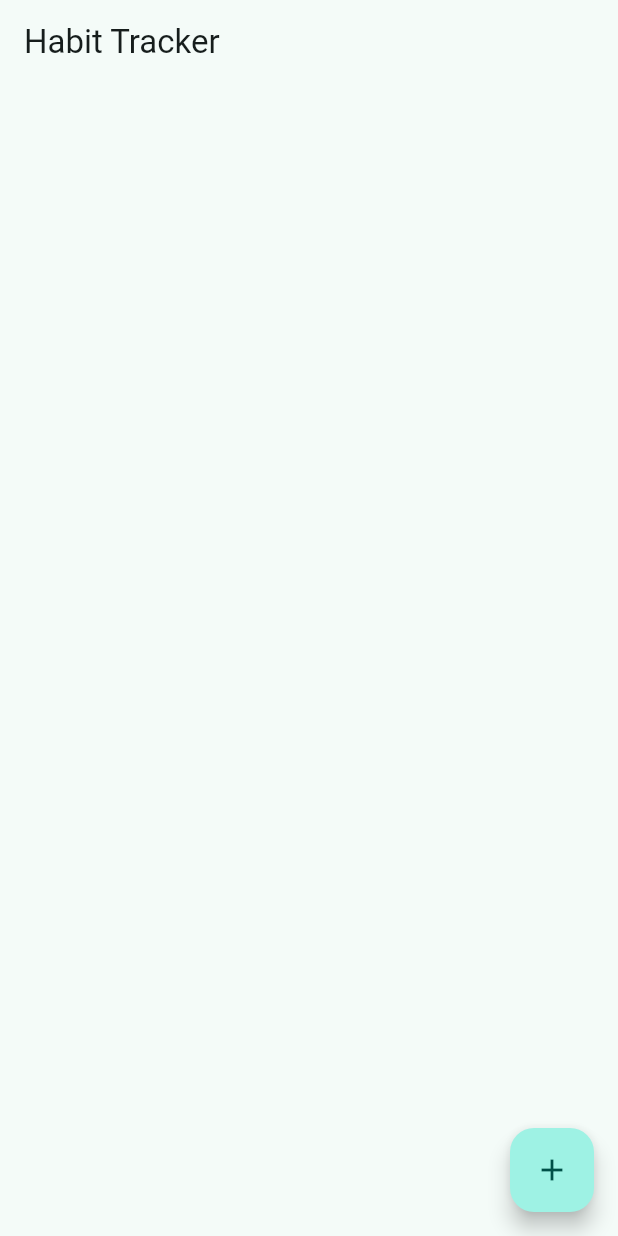
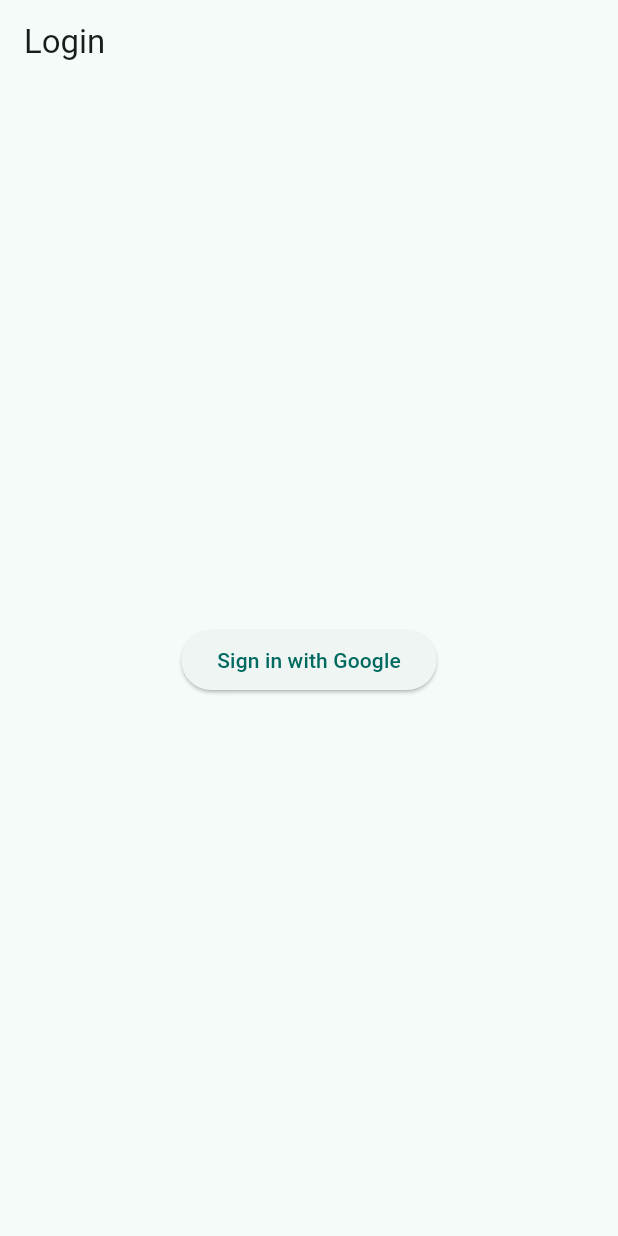
Before and after one commit to az3dynamics/habit_tracker, a Flutter app: the screen it shows after launch, on a phone screen of 412 x 824 dp. Run offline on Flutter 3.47's test engine with Material 3 defaults, Android fonts, the phone set to English and light mode, and no system bars; our stand-ins replace cloud_firestore, firebase_auth, firebase_core, google_sign_in; accounts and stored records are empty.

Commit message:
feat: Implement Firestore persistence and Google Auth
This commit introduces a major new feature: persisting habit data to Cloud Firestore on a per-user basis. It also adds a complete user authentication flow using Firebase Authentication with Google Sign-In.

Key changes:
- **Firestore Backend:**
  - A new `DatabaseService` handles all CRUD operations for habits.
  - The `Habit` model has been updated with an `id` and serialization methods (`toMap`, `fromMap`) for Firestore compatibility.
  - Data is stored under `users/{userId}/habits/`.

- **Authentication:**
  - A new `AuthService` manages the Google Sign-In and Firebase auth state.
  - A `LoginScreen` provides the UI for signing in.
  - An `AuthWrapper` widget now acts as the entry point of the app, directing users to the `LoginScreen` or `HomeScreen` based on their auth state.
  - `main.dart` is updated to initialize Firebase.

- **UI Refactoring:**
  - `HomeScreen` is refactored to use a `StreamBuilder` to listen for real-time updates from the `DatabaseService`.
  - `AddHabitScreen` is updated to work with the new data flow.

- **Testing:**
  - The `mockito` and `build_runner` packages have been added to `dev_dependencies` to support mocking.
  - A `test/mocks.dart` file has been created to define the mocks for the new services.
  - The UI widgets have been refactored to allow for dependency injection, making them testable.

```diff
--- a/lib/main.dart
+++ b/lib/main.dart
@@ -1,7 +1,10 @@
 import 'package:flutter/material.dart';
-import 'package:habit_tracker/screens/home_screen.dart';
+import 'package:firebase_core/firebase_core.dart';
+import 'package:habit_tracker/screens/auth_wrapper.dart';
 
-void main() {
+void main() async {
+  WidgetsFlutterBinding.ensureInitialized();
+  await Firebase.initializeApp();
   runApp(const MyApp());
 }
 
@@ -17,7 +20,7 @@ class MyApp extends StatelessWidget {
         useMaterial3: true,
       ),
       debugShowCheckedModeBanner: false,
-      home: const HomeScreen(),
+      home: const AuthWrapper(),
     );
   }
 }
--- a/lib/screens/add_habit_screen.dart
+++ b/lib/screens/add_habit_screen.dart
@@ -1,5 +1,4 @@
 import 'package:flutter/material.dart';
-import 'package:habit_tracker/models/habit.dart';
 
 class AddHabitScreen extends StatefulWidget {
   const AddHabitScreen({super.key});
@@ -16,8 +15,8 @@ class _AddHabitScreenState extends State<AddHabitScreen> {
   void _submit() {
     if (_formKey.currentState!.validate()) {
       _formKey.currentState!.save();
-      final newHabit = Habit(name: _habitName, theme: _habitTheme);
-      Navigator.of(context).pop(newHabit);
+      final result = {'name': _habitName, 'theme': _habitTheme};
+      Navigator.of(context).pop(result);
     }
   }
 
--- /dev/null
+++ b/lib/screens/auth_wrapper.dart
@@ -0,0 +1,34 @@
+import 'package:flutter/material.dart';
+import 'package:firebase_auth/firebase_auth.dart';
+import 'package:habit_tracker/screens/home_screen.dart';
+import 'package:habit_tracker/screens/login_screen.dart';
+import 'package:habit_tracker/services/auth_service.dart';
+
+class AuthWrapper extends StatelessWidget {
+  final AuthService? authService; // Made injectable
+
+  const AuthWrapper({super.key, this.authService});
+
+  @override
+  Widget build(BuildContext context) {
+    final AuthService _authService = authService ?? AuthService(); // Use injected or default
+
+    return StreamBuilder<User?>(
+      stream: _authService.user,
+      builder: (context, snapshot) {
+        if (snapshot.connectionState == ConnectionState.waiting) {
+          return const Scaffold(
+            body: Center(
+              child: CircularProgressIndicator(),
+            ),
+          );
+        }
+        if (snapshot.hasData) {
+          return const HomeScreen();
+        } else {
+          return const LoginScreen();
+        }
+      },
+    );
+  }
+}
--- /dev/null
+++ b/lib/screens/login_screen.dart
@@ -0,0 +1,28 @@
+import 'package:flutter/material.dart';
+import 'package:habit_tracker/services/auth_service.dart';
+
+class LoginScreen extends StatelessWidget {
+  final AuthService? authService;
+
+  const LoginScreen({super.key, this.authService});
+
+  @override
+  Widget build(BuildContext context) {
+    final AuthService _authService = authService ?? AuthService();
+
+    return Scaffold(
+      appBar: AppBar(
+        title: const Text('Login'),
+      ),
+      body: Center(
+        child: ElevatedButton(
+          onPressed: () async {
+            // The auth state stream will trigger a rebuild in the AuthWrapper.
+            await _authService.signInWithGoogle();
+          },
+          child: const Text('Sign in with Google'),
+        ),
+      ),
+    );
+  }
+}
--- a/pubspec.yaml
+++ b/pubspec.yaml
@@ -42,6 +42,8 @@ dependencies:
 dev_dependencies:
   flutter_test:
     sdk: flutter
+  mockito: ^5.4.4
+  build_runner: ^2.4.9
 
   # The "flutter_lints" package below contains a set of recommended lints to
   # encourage good coding practices. The lint set provided by the package is
```
Also changed, not shown: lib/models/habit.dart (+23 -0 lines), lib/screens/home_screen.dart (+47 -22 lines), lib/services/auth_service.dart (added, +39 -0 lines), lib/services/database_service.dart (added, +65 -0 lines), 1 other file.
